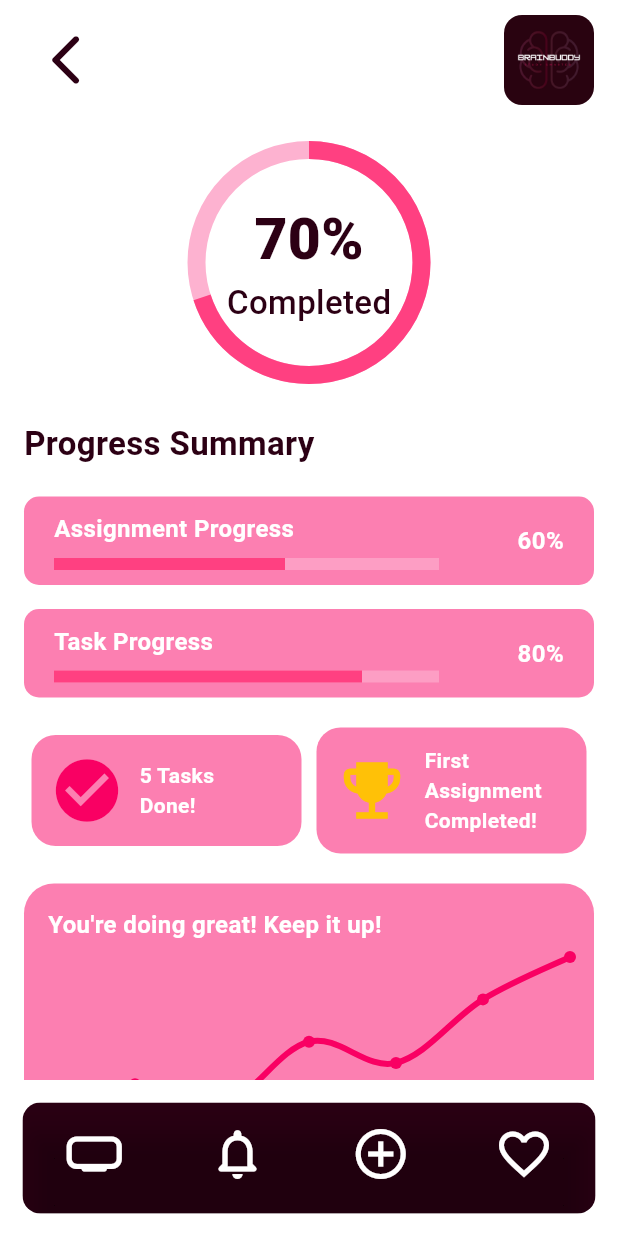
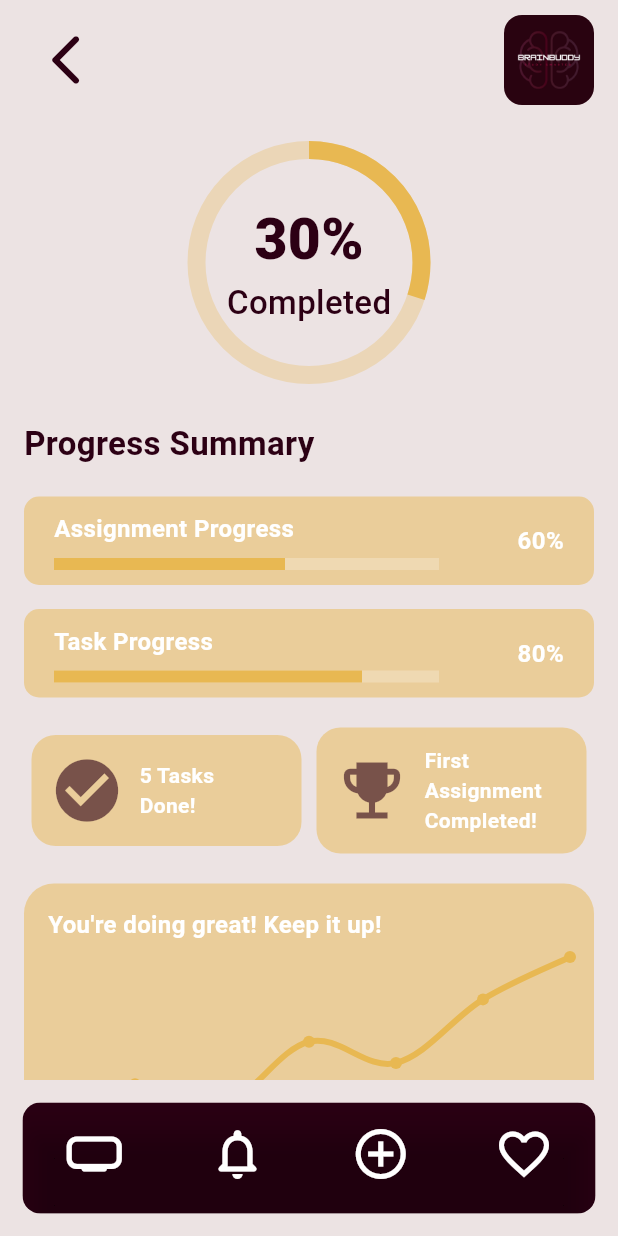
Before and after one commit to Dinesh0017/brain_buddy, a Flutter app: the screen it shows after launch, after a tap on "Progress", on a phone screen of 412 x 824 dp. Run offline on Flutter 3.47's test engine with Material 3 defaults, Android fonts, the phone set to English and light mode, and no system bars; drawn by our look-alikes of fl_chart; our stand-ins replace image_picker.

Commit message:
add new colors

```diff
--- a/lib/app.dart
+++ b/lib/app.dart
@@ -10,7 +10,6 @@ import 'package:brain_buddy/screens/progress/progress_screen.dart';
 import 'package:brain_buddy/screens/done/done_screen.dart';
 import 'package:brain_buddy/screens/timer/timer_screen.dart';
 import 'package:flutter/material.dart';
-import 'config/app_theme.dart';
 import 'screens/home/home_screen.dart';
 
 class BrainBuddyApp extends StatelessWidget {
--- a/lib/config/app_color.dart
+++ b/lib/config/app_color.dart
@@ -1,9 +1,11 @@
 import 'package:flutter/material.dart';
 
 class AppColors {
-  static const Color primary = Color(0xFF2C0014);
-  static const Color secondary = Color(0xFFF90063);
-  static const Color background = Color(0xFFFFFFFF);
-  static const Color textPrimary = Color(0xFFFFFFFF);
-  static const Color textSecondary = Color(0xFF757575);
+static const Color primary = Color(0xFF2C0014);
+static const Color secondary = Color(0xFFE8B852);
+static const Color background = Color(0xFFECE3E3);
+static const Color textPrimary = Color(0xFFFFFFFF);
+static const Color textSecondary = Color(0xFFC8B9BD);
+static const Color accent = Color(0xFFEF476F);
+
 }
--- a/lib/screens/favourites/favourites_screen.dart
+++ b/lib/screens/favourites/favourites_screen.dart
@@ -33,7 +33,7 @@ class FavoriteScreen extends StatelessWidget {
           style: TextStyle(fontSize: 24, fontWeight: FontWeight.bold,color:AppColors.primary),
         ),
         const SizedBox(height: 20),
-        ...favoriteItems.map((item) => _buildFavoriteTile(item)).toList(),
+        ...favoriteItems.map((item) => _buildFavoriteTile(item)),
         const SizedBox(height: 20),
       ],
     );
--- a/lib/screens/gallery/gallery_screen.dart
+++ b/lib/screens/gallery/gallery_screen.dart
@@ -102,7 +102,7 @@ class _GalleryScreenState extends State<GalleryScreen> {
           ),
         ),
         const SizedBox(height: 8),
-        Text(label, style: const TextStyle(color: Colors.pinkAccent)),
+        Text(label, style: const TextStyle(color: AppColors.primary, fontSize: 12, fontWeight: FontWeight.w400)),
       ],
     );
   }
--- a/lib/screens/planner/planner_screen.dart
+++ b/lib/screens/planner/planner_screen.dart
@@ -93,7 +93,7 @@ Widget _buildCalendar(int selectedDate, Function(int) onDateSelected) {
                 height: 40,
                 alignment: Alignment.center,
                 decoration: BoxDecoration(
-                  color: isSelected ? Colors.pink[600] : Colors.grey[200],
+                  color: isSelected ? AppColors.primary : Colors.grey[200],
                   borderRadius: BorderRadius.circular(8),
                 ),
                 child: Text(
@@ -120,7 +120,7 @@ Widget _buildAddTaskButton(VoidCallback onTap) {
       width: double.infinity,
       padding: const EdgeInsets.symmetric(vertical: 16),
       decoration: BoxDecoration(
-        color: Colors.pink[600],
+        color: AppColors.primary,
         borderRadius: BorderRadius.circular(12),
         border: Border.all(color: Colors.pink[100]!),
       ),
--- a/lib/screens/progress/progress_screen.dart
+++ b/lib/screens/progress/progress_screen.dart
@@ -11,7 +11,7 @@ class ProgressScreen extends StatefulWidget {
 }
 
 class _ProgressScreenState extends State<ProgressScreen> {
-  double overallProgress = 0.7;
+  double overallProgress = 0.3;
   double assignmentProgress = 0.6;
   double taskProgress = 0.8;
   int tasksDone = 5;
@@ -35,8 +35,9 @@ class _ProgressScreenState extends State<ProgressScreen> {
                   value: overallProgress,
                   strokeWidth: 12,
                   backgroundColor: AppColors.secondary.withOpacity(0.3),
-                  color: Colors.pinkAccent,
+                  color: AppColors.secondary,
                 ),
+
               ),
               Column(
                 mainAxisAlignment: MainAxisAlignment.center,
@@ -91,12 +92,12 @@ class _ProgressScreenState extends State<ProgressScreen> {
             _buildSmallCard(
               icon: Icons.check_circle,
               label: "$tasksDone Tasks\nDone!",
-              color: AppColors.secondary,
+              color: AppColors.primary.withOpacity(0.6),
             ),
             _buildSmallCard(
               icon: Icons.emoji_events,
               label: "First\nAssignment\nCompleted!",
-              color: Colors.amber,
+              color: AppColors.primary.withOpacity(0.6),
             ),
           ],
         ),
@@ -207,7 +208,7 @@ class _ProgressScreenState extends State<ProgressScreen> {
                 const SizedBox(height: 8),
                 LinearProgressIndicator(
                   value: progress,
-                  color: Colors.pinkAccent,
+                  color: AppColors.secondary,
                   backgroundColor: Colors.white24,
                   minHeight: 8,
                 ),
--- a/lib/screens/timer/timer_screen.dart
+++ b/lib/screens/timer/timer_screen.dart
@@ -336,7 +336,7 @@ class _TimerScreenState extends State<TimerScreen> {
     );
   }
 
-  List<TimeOfDay> _alarmHistory = [];
+  final List<TimeOfDay> _alarmHistory = [];
 
   Widget _buildAlarm() {
     return Padding(
--- a/lib/widgets/feature_card.dart
+++ b/lib/widgets/feature_card.dart
@@ -36,7 +36,7 @@ class FeatureCardGrid extends StatelessWidget {
   Widget _buildFeatureCard(IconData icon, String label) {
     return Container(
       decoration: BoxDecoration(
-        color: AppColors.secondary.withOpacity(0.5),
+        color: AppColors.secondary.withOpacity(0.7),
         borderRadius: BorderRadius.circular(12),
       ),
       child: Column(
@@ -139,7 +139,7 @@ class _NextSubmitButtonState extends State<NextSubmitButton> {
               borderRadius: BorderRadius.circular(8),
               child: LinearProgressIndicator(
                 value: progress,
-                backgroundColor: Colors.pink[100],
+                backgroundColor: AppColors.secondary.withOpacity(0.7),
                 valueColor: AlwaysStoppedAnimation<Color>(AppColors.primary),
                 minHeight: 6,
               ),
```
Also changed, not shown: lib/screens/notes/notes_screen.dart (+4 -4 lines).
